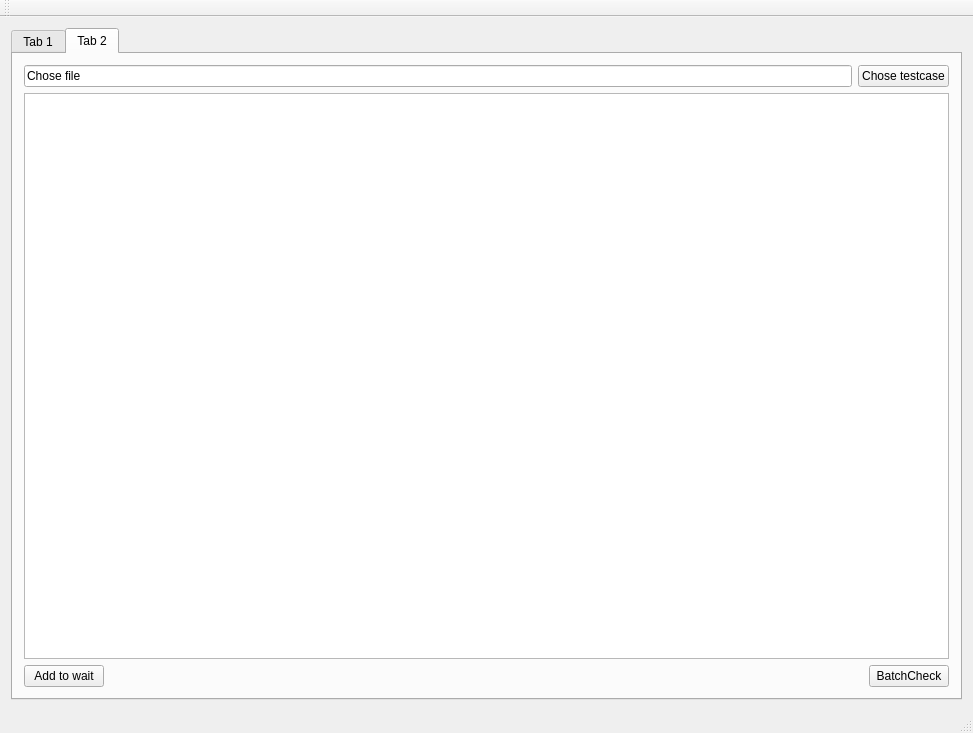
Qt form mainwindow.ui (theunusingname/filingCheck) before a commit.
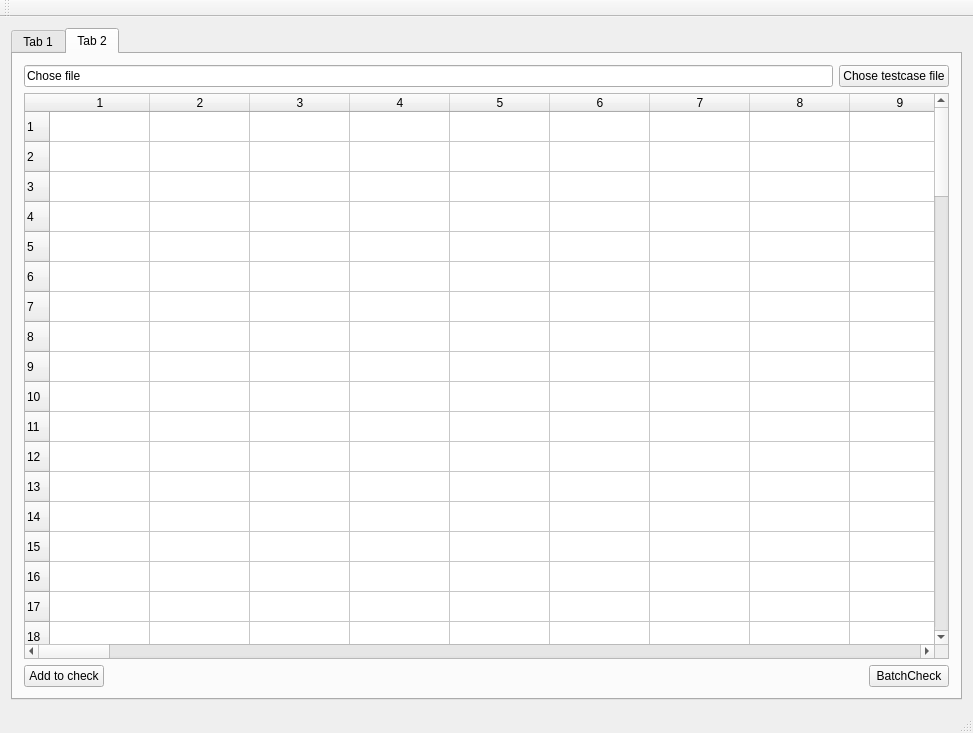
The same form after that commit. The open tabs and pages were chosen to show the change.

The edit to the form file:
```diff
--- a/mainwindow.ui
+++ b/mainwindow.ui
@@ -113,14 +113,224 @@
             <item>
              <widget class="QPushButton" name="ChoseTestCaseButton">
               <property name="text">
-               <string>Chose testcase</string>
+               <string>Chose testcase file</string>
               </property>
              </widget>
             </item>
            </layout>
           </item>
           <item row="1" column="0">
-           <widget class="QTableWidget" name="tableWidget"/>
+           <widget class="QTableWidget" name="tableWidget">
+            <property name="rowCount">
+             <number>100</number>
+            </property>
+            <property name="columnCount">
+             <number>100</number>
+            </property>
+            <attribute name="horizontalHeaderCascadingSectionResizes">
+             <bool>true</bool>
+            </attribute>
+            <row/>
+            <row/>
+            <row/>
+            <row/>
+            <row/>
+            <row/>
+            <row/>
+            <row/>
+            <row/>
+            <row/>
+            <row/>
+            <row/>
+            <row/>
+            <row/>
+            <row/>
+            <row/>
+            <row/>
+            <row/>
+            <row/>
+            <row/>
+            <row/>
+            <row/>
+            <row/>
+            <row/>
+            <row/>
+            <row/>
+            <row/>
+            <row/>
+            <row/>
+            <row/>
+            <row/>
+            <row/>
+            <row/>
+            <row/>
+            <row/>
+            <row/>
+            <row/>
+            <row/>
+            <row/>
+            <row/>
+            <row/>
+            <row/>
+            <row/>
+            <row/>
+            <row/>
+            <row/>
+            <row/>
+            <row/>
+            <row/>
+            <row/>
+            <row/>
+            <row/>
+            <row/>
+            <row/>
+            <row/>
+            <row/>
+            <row/>
+            <row/>
+            <row/>
+            <row/>
+            <row/>
+            <row/>
+            <row/>
+            <row/>
+            <row/>
+            <row/>
+            <row/>
+            <row/>
+            <row/>
+            <row/>
+            <row/>
+            <row/>
+            <row/>
+            <row/>
+            <row/>
+            <row/>
+            <row/>
+            <row/>
+            <row/>
+            <row/>
+            <row/>
+            <row/>
+            <row/>
+            <row/>
+            <row/>
+            <row/>
+            <row/>
+            <row/>
+            <row/>
+            <row/>
+            <row/>
+            <row/>
+            <row/>
+            <row/>
+            <row/>
+            <row/>
+            <row/>
+            <row/>
+            <row/>
+            <row/>
+            <column/>
+            <column/>
+            <column/>
+            <column/>
+            <column/>
+            <column/>
+            <column/>
+            <column/>
+            <column/>
+            <column/>
+            <column/>
+            <column/>
+            <column/>
+            <column/>
+            <column/>
+            <column/>
+            <column/>
+            <column/>
+            <column/>
+            <column/>
+            <column/>
+            <column/>
+            <column/>
+            <column/>
+            <column/>
+            <column/>
+            <column/>
+            <column/>
+            <column/>
+            <column/>
+            <column/>
+            <column/>
+            <column/>
+            <column/>
+            <column/>
+            <column/>
+            <column/>
+            <column/>
+            <column/>
+            <column/>
+            <column/>
+            <column/>
+            <column/>
+            <column/>
+            <column/>
+            <column/>
+            <column/>
+            <column/>
+            <column/>
+            <column/>
+            <column/>
+            <column/>
+            <column/>
+            <column/>
+            <column/>
+            <column/>
+            <column/>
+            <column/>
+            <column/>
+            <column/>
+            <column/>
+            <column/>
+            <column/>
+            <column/>
+            <column/>
+            <column/>
+            <column/>
+            <column/>
+            <column/>
+            <column/>
+            <column/>
+            <column/>
+            <column/>
+            <column/>
+            <column/>
+            <column/>
+            <column/>
+            <column/>
+            <column/>
+            <column/>
+            <column/>
+            <column/>
+            <column/>
+            <column/>
+            <column/>
+            <column/>
+            <column/>
+            <column/>
+            <column/>
+            <column/>
+            <column/>
+            <column/>
+            <column/>
+            <column/>
+            <column/>
+            <column/>
+            <column/>
+            <column/>
+            <column/>
+            <column/>
+           </widget>
           </item>
           <item row="2" column="0">
            <layout class="QHBoxLayout" name="horizontalLayout_2">
@@ -133,7 +343,7 @@
                </size>
               </property>
               <property name="text">
-               <string>Add to wait</string>
+               <string>Add to check</string>
               </property>
              </widget>
             </item>
```
Left out of the diff: 39 changed lines with no effect on the pictures.
